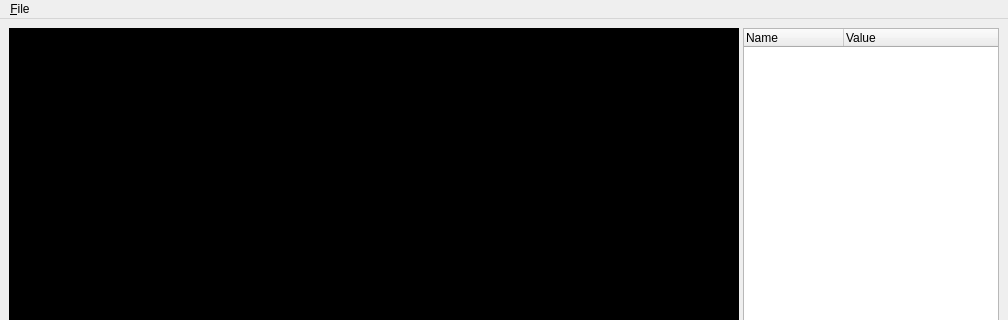
First picture: the form in src/gui/main.ui, repository jasn/RASMUS, before the edit; both pictures show x 0 to 1008 and y 0 to 320 of the 1008 by 824 pixel window.
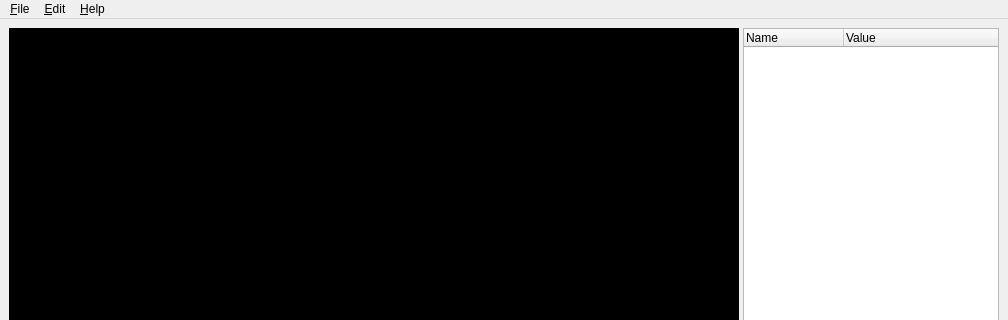
Second picture: the form after the edit. Icons and pictures are not drawn. Custom widgets are drawn as their Qt base class.

Commit message: Some work on settings and various gui changes

The edit to the form file:
```diff
--- a/src/gui/main.ui
+++ b/src/gui/main.ui
@@ -186,7 +186,7 @@
      <x>0</x>
      <y>0</y>
      <width>1008</width>
-     <height>23</height>
+     <height>25</height>
     </rect>
    </property>
    <widget class="QMenu" name="menuFile">
@@ -196,7 +196,31 @@
     <addaction name="actionLoad_file"/>
     <addaction name="actionExit"/>
    </widget>
+   <widget class="QMenu" name="menuEdit">
+    <property name="title">
+     <string>&amp;Edit</string>
+    </property>
+    <addaction name="actionCut"/>
+    <addaction name="actionCopy"/>
+    <addaction name="actionPaste"/>
+    <addaction name="actionDelete"/>
+    <addaction name="separator"/>
+    <addaction name="actionCancel"/>
+    <addaction name="separator"/>
+    <addaction name="actionPreferences"/>
+   </widget>
+   <widget class="QMenu" name="menuHelp">
+    <property name="title">
+     <string>&amp;Help</string>
+    </property>
+    <addaction name="actionToturial"/>
+    <addaction name="actionManual"/>
+    <addaction name="separator"/>
+    <addaction name="actionAbout"/>
+   </widget>
    <addaction name="menuFile"/>
+   <addaction name="menuEdit"/>
+   <addaction name="menuHelp"/>
   </widget>
   <widget class="QStatusBar" name="statusbar"/>
   <action name="actionLoad_file">
```
Left out of the diff: 299 changed lines with no effect on the pictures. The commit also changes 5 other files.
